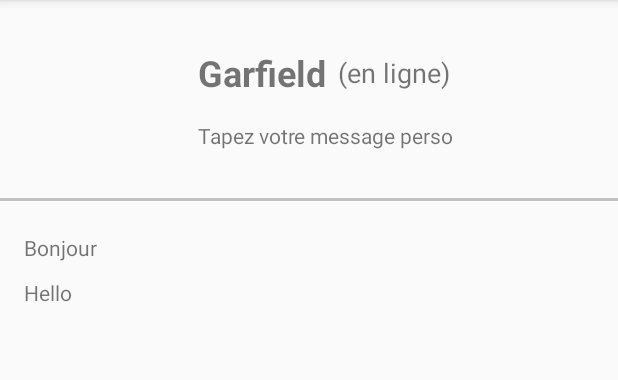
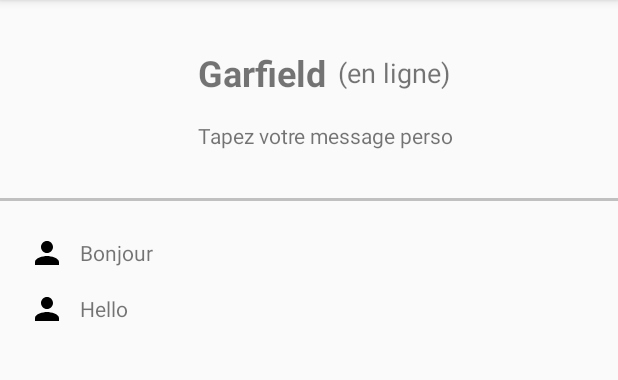
Before and after one commit to CS-POOA-2018/PtiChat, an Android app: the screen it shows after launch (MainActivity), on a phone screen of 412 x 824 dp, the part 84-464 px from its top. Run offline under Robolectric (Android 15) with nearby library versions, the phone set to English and light mode, and no system bars.

Commit message:
[App] Add user icon to contact row

```diff
--- a/PtiChatApp/app/src/main/java/fr/centralesupelec/ptichatapp/MyAdapter.java
+++ b/PtiChatApp/app/src/main/java/fr/centralesupelec/ptichatapp/MyAdapter.java
@@ -2,6 +2,7 @@ package fr.centralesupelec.ptichatapp;
 
 import android.support.v7.widget.RecyclerView;
 import android.view.LayoutInflater;
+import android.view.View;
 import android.view.ViewGroup;
 import android.widget.TextView;
 
@@ -16,8 +17,9 @@ public class MyAdapter extends RecyclerView.Adapter<MyAdapter.MyViewHolder> {
         // each data item is just a string in this case
         // TODO : make it a User
         public TextView mTextView;
-        public MyViewHolder(TextView textView) {
-            super(textView);
+        public MyViewHolder(View itemView) {
+            super(itemView);
+            TextView textView = itemView.findViewById(R.id.nameContact);
             mTextView = textView;
         }
     }
@@ -31,9 +33,9 @@ public class MyAdapter extends RecyclerView.Adapter<MyAdapter.MyViewHolder> {
     @Override
     public MyAdapter.MyViewHolder onCreateViewHolder(ViewGroup parent, int viewType) {
         // create a new view
-        TextView textView = (TextView) LayoutInflater.from(parent.getContext())
-                .inflate(R.layout.contact_row, parent, false);
-        return new MyViewHolder(textView);
+        LayoutInflater inflater = LayoutInflater.from(parent.getContext());
+        View itemView = inflater.inflate(R.layout.contact_row, parent, false);
+        return new MyViewHolder(itemView);
     }
 
     // Replace the contents of a view (invoked by the layout manager)
--- /dev/null
+++ b/PtiChatApp/app/src/main/res/drawable/ic_contact_24dp.xml
@@ -0,0 +1,9 @@
+<vector xmlns:android="http://schemas.android.com/apk/res/android"
+        android:width="24dp"
+        android:height="24dp"
+        android:viewportWidth="24.0"
+        android:viewportHeight="24.0">
+    <path
+        android:fillColor="#FF000000"
+        android:pathData="M12,12c2.21,0 4,-1.79 4,-4s-1.79,-4 -4,-4 -4,1.79 -4,4 1.79,4 4,4zM12,14c-2.67,0 -8,1.34 -8,4v2h16v-2c0,-2.66 -5.33,-4 -8,-4z"/>
+</vector>
--- a/PtiChatApp/app/src/main/res/layout/activity_main.xml
+++ b/PtiChatApp/app/src/main/res/layout/activity_main.xml
@@ -1,5 +1,6 @@
 <?xml version="1.0" encoding="utf-8"?>
-<android.support.constraint.ConstraintLayout xmlns:android="http://schemas.android.com/apk/res/android"
+<android.support.constraint.ConstraintLayout
+    xmlns:android="http://schemas.android.com/apk/res/android"
     xmlns:app="http://schemas.android.com/apk/res-auto"
     xmlns:tools="http://schemas.android.com/tools"
     android:layout_width="match_parent"
--- a/PtiChatApp/app/src/main/res/layout/contact_row.xml
+++ b/PtiChatApp/app/src/main/res/layout/contact_row.xml
@@ -1,9 +1,28 @@
 <?xml version="1.0" encoding="utf-8"?>
-<TextView xmlns:android="http://schemas.android.com/apk/res/android"
+<LinearLayout
+    xmlns:android="http://schemas.android.com/apk/res/android"
+    xmlns:app="http://schemas.android.com/apk/res-auto"
     android:layout_width="match_parent"
-    android:layout_height="30dp"
-    android:layout_marginLeft="0dp"
-    android:layout_marginRight="0dp"
-    android:gravity="center_vertical"
-    android:text="Bonjour">
-</TextView>
+    android:layout_height="wrap_content"
+    android:orientation="horizontal"
+    android:padding="3dp">
+
+    <ImageView
+        android:id="@+id/iconContact"
+        android:layout_width="24dp"
+        android:layout_height="24dp"
+        android:layout_marginTop="3dp"
+        android:layout_marginBottom="3dp"
+        app:srcCompat="@drawable/ic_contact_24dp" />
+
+    <TextView xmlns:android="http://schemas.android.com/apk/res/android"
+        xmlns:tools="http://schemas.android.com/tools"
+        android:id="@+id/nameContact"
+        android:layout_width="match_parent"
+        android:layout_height="30dp"
+        android:layout_marginStart="10dp"
+        app:layout_constraintStart_toEndOf="@+id/iconContact"
+        android:gravity="center_vertical"
+        tools:text="Bonjour" />
+
+</LinearLayout>
```
